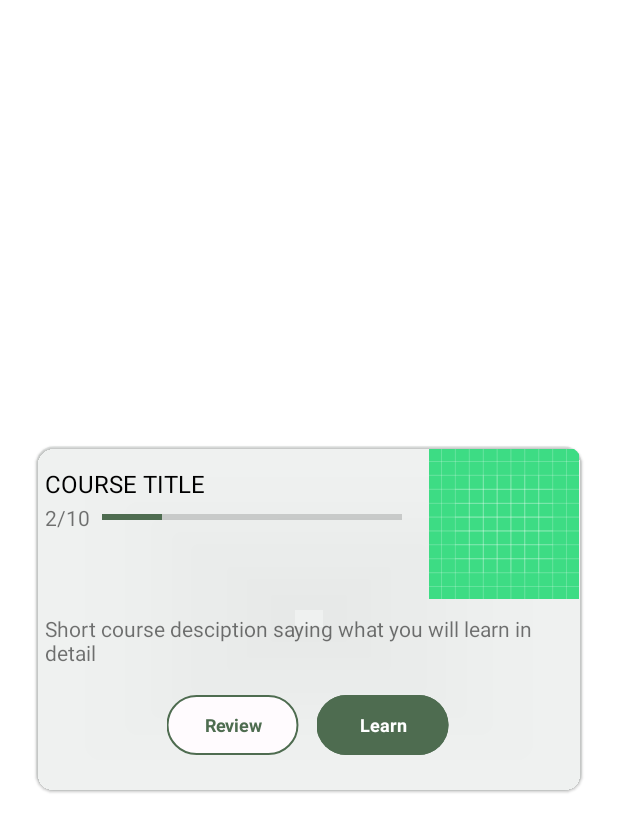
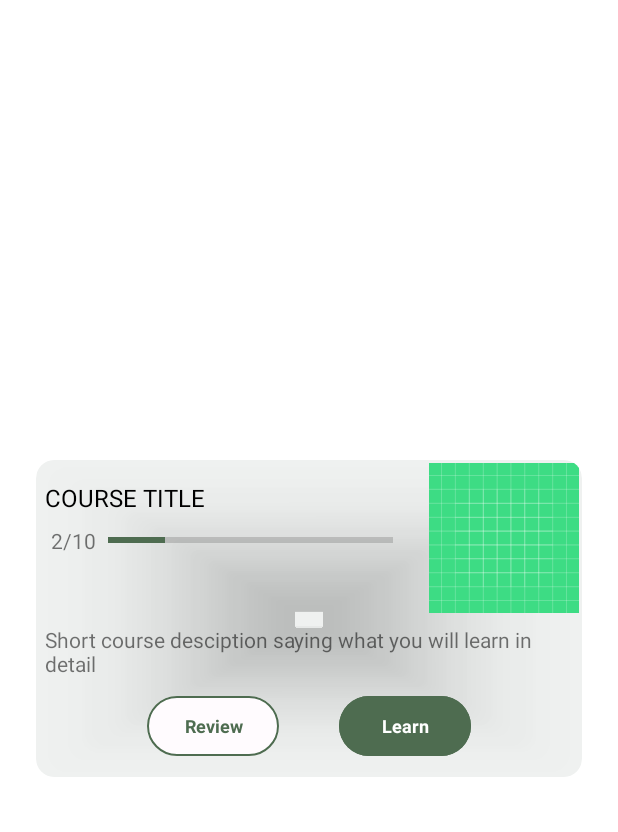
Before and after one commit to benjaminbork/learn-chess-openings, an Android app: the layout dashboard_course_detail_card.xml on its own in the app's theme, with its tools: preview values and no code run, on a phone screen of 412 x 824 dp. Shown: the top 832 px of the screen. Run offline under Robolectric (Android 15) with nearby library versions, the phone set to English and light mode, and no system bars.

Commit message:
Fixed card layout by adding constraint layouts to the cards

```diff
--- a/app/src/main/res/layout/course_overview_card.xml
+++ b/app/src/main/res/layout/course_overview_card.xml
@@ -17,23 +17,37 @@
         app:layout_constraintStart_toStartOf="parent"
         app:layout_constraintTop_toTopOf="parent">
 
-        <ImageView
-            android:id="@+id/imageView"
+        <androidx.constraintlayout.widget.ConstraintLayout
             android:layout_width="match_parent"
-            android:layout_height="100dp"
-            android:scaleType="centerCrop"
-            app:srcCompat="@drawable/ic_launcher_background" />
+            android:layout_height="match_parent">
 
             <TextView
                 android:id="@+id/progressCount"
-            android:layout_width="match_parent"
+                android:layout_width="0dp"
                 android:layout_height="wrap_content"
-            android:paddingStart="4dp"
+                android:layout_marginStart="8dp"
+                android:layout_marginEnd="8dp"
                 android:text="COURSE TITLE"
                 android:textAlignment="textStart"
                 android:textColor="@android:color/primary_text_light"
                 android:textSize="16sp"
-            android:translationY="112.5dp" />
+                app:layout_constraintBottom_toBottomOf="parent"
+                app:layout_constraintEnd_toEndOf="parent"
+                app:layout_constraintStart_toStartOf="parent"
+                app:layout_constraintTop_toBottomOf="@+id/imageView" />
+
+            <ImageView
+                android:id="@+id/imageView"
+                android:layout_width="150dp"
+                android:layout_height="0dp"
+                android:layout_marginBottom="50dp"
+                android:scaleType="centerCrop"
+                app:layout_constraintBottom_toBottomOf="parent"
+                app:layout_constraintEnd_toEndOf="parent"
+                app:layout_constraintStart_toStartOf="parent"
+                app:layout_constraintTop_toTopOf="parent"
+                app:srcCompat="@drawable/ic_launcher_background" />
+        </androidx.constraintlayout.widget.ConstraintLayout>
 
     </androidx.cardview.widget.CardView>
 </androidx.constraintlayout.widget.ConstraintLayout>
--- a/app/src/main/res/layout/dashboard_course_detail_card.xml
+++ b/app/src/main/res/layout/dashboard_course_detail_card.xml
@@ -7,7 +7,7 @@
 
     <androidx.cardview.widget.CardView
         android:layout_width="0dp"
-        android:layout_height="230dp"
+        android:layout_height="wrap_content"
         android:layout_marginStart="24dp"
         android:layout_marginEnd="24dp"
         app:cardBackgroundColor="#14395144"
@@ -19,87 +19,111 @@
         app:layout_constraintStart_toStartOf="parent"
         app:layout_constraintTop_toTopOf="parent">
 
-        <ImageView
-            android:id="@+id/imageView"
-            android:layout_width="100dp"
-            android:layout_height="100dp"
-            android:scaleType="centerCrop"
-            android:translationX="260dp"
-            app:srcCompat="@drawable/ic_launcher_background" />
-
-        <TextView
-            android:id="@+id/progressCount"
-            android:layout_width="wrap_content"
-            android:layout_height="wrap_content"
-            android:paddingStart="4dp"
-            android:text="COURSE TITLE"
-            android:textAlignment="textStart"
-            android:textColor="@android:color/primary_text_light"
-            android:textSize="16sp"
-            android:translationY="12dp" />
+        <androidx.constraintlayout.widget.ConstraintLayout
+            android:layout_width="match_parent"
+            android:layout_height="match_parent">
 
             <ProgressBar
                 android:id="@+id/progressBar"
                 style="?android:attr/progressBarStyleHorizontal"
-            android:layout_width="200dp"
-            android:layout_height="19dp"
+                android:layout_width="0dp"
+                android:layout_height="0dp"
+                android:layout_marginStart="8dp"
+                android:layout_marginTop="8dp"
+                android:layout_marginEnd="24dp"
                 android:max="10"
                 android:progress="2"
                 android:progressTint="#4E6C50"
-            android:translationX="42dp"
-            android:translationY="36dp" />
-
-        <TextView
-            android:id="@+id/progress"
-            android:layout_width="wrap_content"
-            android:layout_height="wrap_content"
-            android:paddingStart="4dp"
-            android:text="2/10"
-            android:textAppearance="@style/TextAppearance.AppCompat.Small"
-            android:translationY="36dp" />
-
-        <TextView
-            android:id="@+id/description"
-            android:layout_width="match_parent"
-            android:layout_height="wrap_content"
-            android:paddingStart="4dp"
-            android:paddingEnd="4dp"
-            android:text="Short course desciption saying what you will learn in detail"
-            android:translationY="110dp" />
+                app:layout_constraintBottom_toBottomOf="@+id/progress"
+                app:layout_constraintEnd_toStartOf="@+id/imageView"
+                app:layout_constraintStart_toEndOf="@+id/progress"
+                app:layout_constraintTop_toBottomOf="@+id/progressCount" />
 
             <Button
                 android:id="@+id/learn"
                 style="@style/Widget.Material3.Button"
                 android:layout_width="wrap_content"
                 android:layout_height="wrap_content"
+                android:layout_marginStart="128dp"
+                android:layout_marginTop="8dp"
+                android:layout_marginBottom="8dp"
                 android:backgroundTint="#4E6C50"
                 android:text="Learn"
                 android:textSize="12sp"
                 android:textStyle="bold"
-            android:translationX="185dp"
-            android:translationY="160dp"
                 app:layout_constraintBottom_toBottomOf="parent"
                 app:layout_constraintEnd_toEndOf="parent"
                 app:layout_constraintStart_toStartOf="parent"
+                app:layout_constraintTop_toBottomOf="@+id/description" />
+
+            <ImageView
+                android:id="@+id/imageView"
+                android:layout_width="100dp"
+                android:layout_height="100dp"
+                android:scaleType="centerCrop"
+                app:layout_constraintEnd_toEndOf="parent"
+                app:layout_constraintTop_toTopOf="parent"
+                app:srcCompat="@drawable/ic_launcher_background" />
+
+            <TextView
+                android:id="@+id/progressCount"
+                android:layout_width="0dp"
+                android:layout_height="wrap_content"
+                android:layout_marginStart="4dp"
+                android:layout_marginTop="12dp"
+                android:layout_marginEnd="24dp"
+                android:text="COURSE TITLE"
+                android:textAlignment="textStart"
+                android:textColor="@android:color/primary_text_light"
+                android:textSize="16sp"
+                app:layout_constraintEnd_toStartOf="@+id/imageView"
+                app:layout_constraintStart_toStartOf="parent"
                 app:layout_constraintTop_toTopOf="parent" />
+
+            <TextView
+                android:id="@+id/description"
+                android:layout_width="match_parent"
+                android:layout_height="wrap_content"
+                android:layout_marginTop="8dp"
+                android:paddingStart="4dp"
+                android:paddingEnd="4dp"
+                android:text="Short course desciption saying what you will learn in detail"
+                app:layout_constraintEnd_toEndOf="parent"
+                app:layout_constraintStart_toStartOf="parent"
+                app:layout_constraintTop_toBottomOf="@+id/imageView" />
+
+            <TextView
+                android:id="@+id/progress"
+                android:layout_width="wrap_content"
+                android:layout_height="wrap_content"
+                android:layout_marginStart="4dp"
+                android:layout_marginTop="8dp"
+                android:paddingStart="4dp"
+                android:text="2/10"
+                android:textAlignment="textStart"
+                android:textAppearance="@style/TextAppearance.AppCompat.Small"
+                app:layout_constraintStart_toStartOf="parent"
+                app:layout_constraintTop_toBottomOf="@+id/progressCount" />
 
             <Button
                 android:id="@+id/review"
                 style="@style/Widget.Material3.Button.OutlinedButton"
                 android:layout_width="wrap_content"
                 android:layout_height="wrap_content"
+                android:layout_marginTop="8dp"
+                android:layout_marginEnd="128dp"
+                android:layout_marginBottom="8dp"
                 android:backgroundTint="#FFFBFE"
                 android:text="Review"
                 android:textColor="#4E6C50"
                 android:textSize="12sp"
                 android:textStyle="bold"
-            android:translationX="85dp"
-            android:translationY="160dp"
                 app:layout_constraintBottom_toBottomOf="parent"
                 app:layout_constraintEnd_toEndOf="parent"
                 app:layout_constraintStart_toStartOf="parent"
-            app:layout_constraintTop_toTopOf="parent"
+                app:layout_constraintTop_toBottomOf="@+id/description"
                 app:strokeColor="#4E6C50" />
+        </androidx.constraintlayout.widget.ConstraintLayout>
 
     </androidx.cardview.widget.CardView>
 </androidx.constraintlayout.widget.ConstraintLayout>
```
Lines whose indentation alone changed are shown as unchanged.
